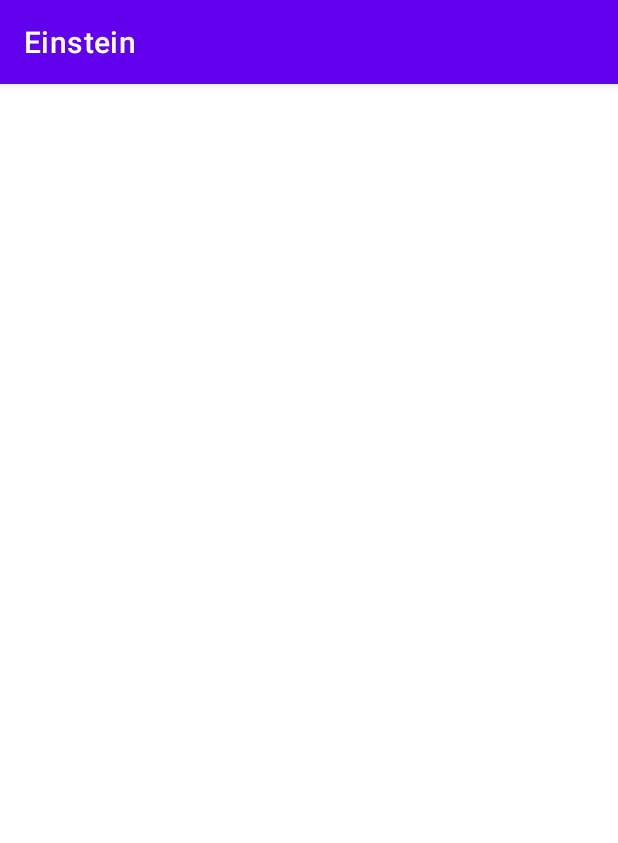
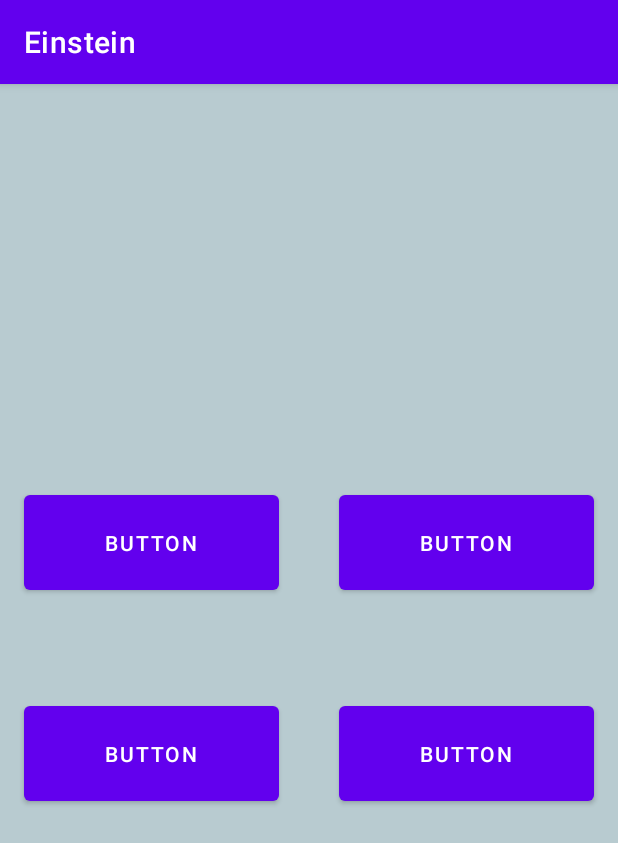
Before and after one commit to Xodem2/projet-1A, an Android app: the AdultActivity screen opened directly, with no data from a screen before it, on a phone screen of 412 x 824 dp. Shown: the top 843 px of the screen. Run offline under Robolectric (Android 15) with nearby library versions, the phone set to English and light mode, and no system bars.

Commit message:
modification adultActivity

```diff
--- a/app/src/main/res/layout/activity_adult.xml
+++ b/app/src/main/res/layout/activity_adult.xml
@@ -1,9 +1,49 @@
 <?xml version="1.0" encoding="utf-8"?>
 <androidx.constraintlayout.widget.ConstraintLayout xmlns:android="http://schemas.android.com/apk/res/android"
     xmlns:app="http://schemas.android.com/apk/res-auto"
+    android:background="#B8CBD0"
     xmlns:tools="http://schemas.android.com/tools"
     android:layout_width="match_parent"
     android:layout_height="match_parent"
     tools:context=".AdultActivity">
 
+    <Button
+        android:id="@+id/button4"
+        android:layout_width="170dp"
+        android:layout_height="75dp"
+        android:layout_marginEnd="16dp"
+        android:layout_marginBottom="65dp"
+        android:text="Button"
+        app:layout_constraintBottom_toTopOf="@+id/button2"
+        app:layout_constraintEnd_toEndOf="parent" />
+
+    <Button
+        android:id="@+id/button3"
+        android:layout_width="170dp"
+        android:layout_height="75dp"
+        android:layout_marginEnd="40dp"
+        android:layout_marginBottom="65dp"
+        android:text="Button"
+        app:layout_constraintBottom_toTopOf="@+id/button"
+        app:layout_constraintEnd_toStartOf="@+id/button4" />
+
+    <Button
+        android:id="@+id/button2"
+        android:layout_width="170dp"
+        android:layout_height="75dp"
+        android:layout_marginEnd="16dp"
+        android:layout_marginBottom="284dp"
+        android:text="Button"
+        app:layout_constraintBottom_toBottomOf="parent"
+        app:layout_constraintEnd_toEndOf="parent" />
+
+    <Button
+        android:id="@+id/button"
+        android:layout_width="170dp"
+        android:layout_height="75dp"
+        android:layout_marginEnd="40dp"
+        android:layout_marginBottom="284dp"
+        android:text="Button"
+        app:layout_constraintBottom_toBottomOf="parent"
+        app:layout_constraintEnd_toStartOf="@+id/button2" />
 </androidx.constraintlayout.widget.ConstraintLayout>
--- a/app/src/main/res/layout/activity_teen.xml
+++ b/app/src/main/res/layout/activity_teen.xml
@@ -1,6 +1,9 @@
 <?xml version="1.0" encoding="utf-8"?>
 <androidx.constraintlayout.widget.ConstraintLayout xmlns:android="http://schemas.android.com/apk/res/android"
+    xmlns:app="http://schemas.android.com/apk/res-auto"
+    xmlns:tools="http://schemas.android.com/tools"
     android:layout_width="match_parent"
-    android:layout_height="match_parent">
+    android:layout_height="match_parent"
+    tools:context=".TeenActivity">
 
 </androidx.constraintlayout.widget.ConstraintLayout>
```
Also changed, not shown: app/src/main/java/com/example/projet1a/MainActivity.java (+7 -1 lines), app/src/main/res/layout/activity_child.xml (+31 -0 lines), app/src/main/res/layout/activity_main.xml (+10 -0 lines).
